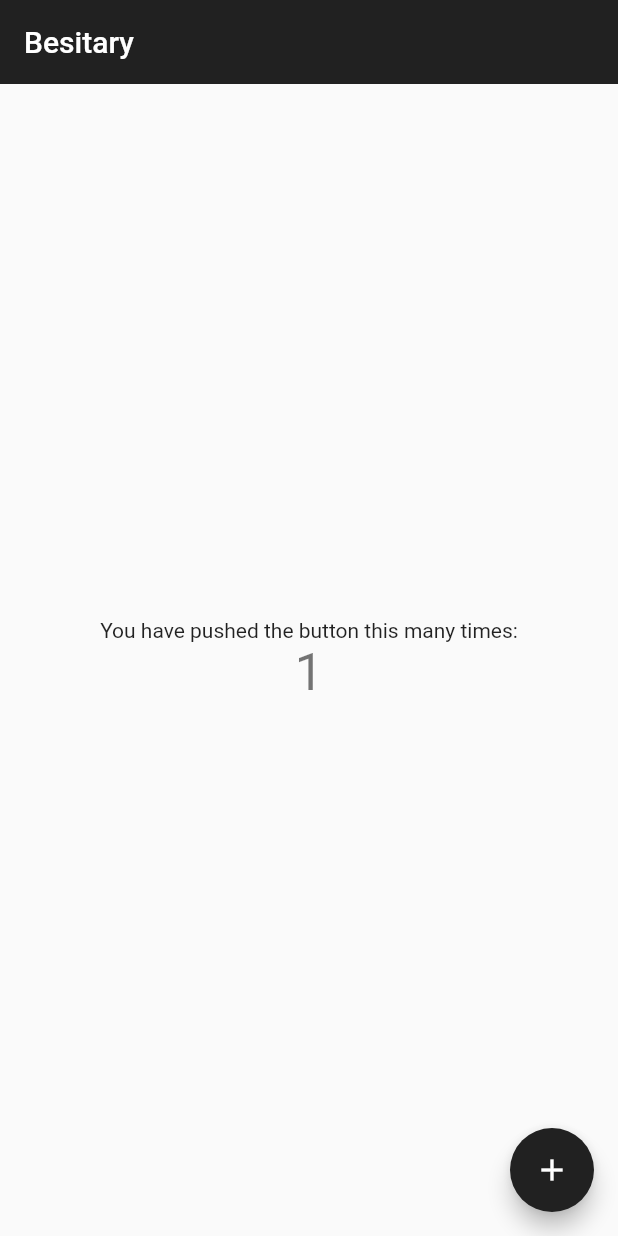
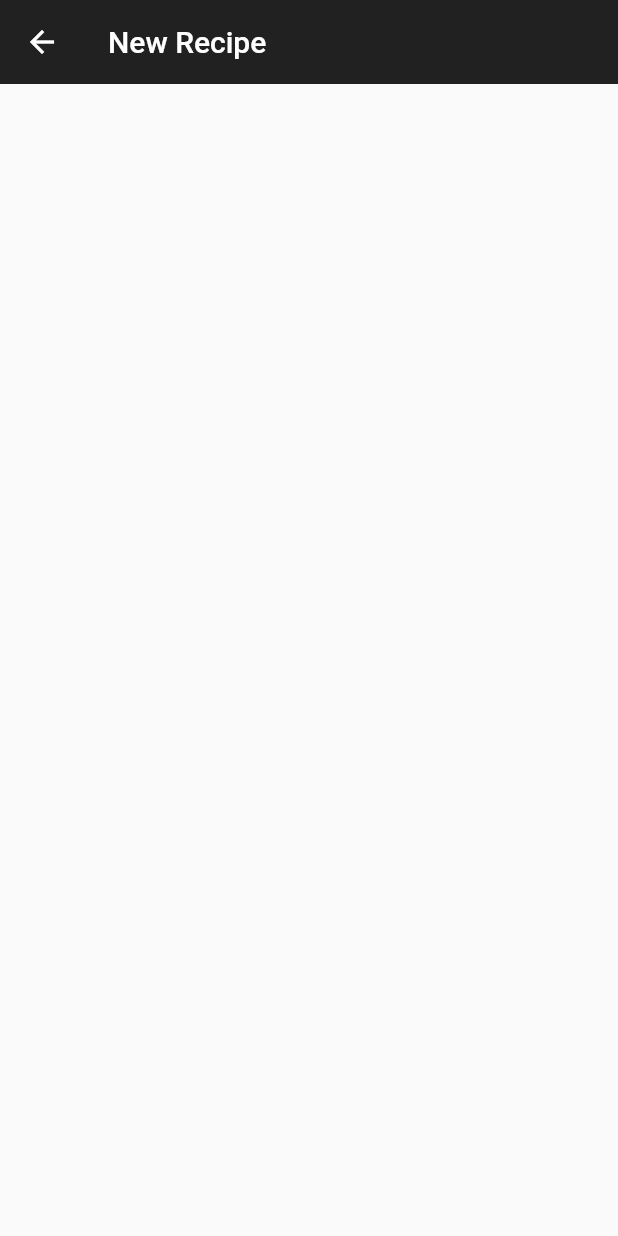
Before and after one commit to wesley38/besitary, a Flutter app: the screen it shows after launch, after a tap on the "add" icon, on a phone screen of 412 x 824 dp. Run offline on Flutter 3.47's test engine with Material 2 defaults, Android fonts, the phone set to English and light mode, and no system bars.

Commit message:
Created new recipe route

```diff
--- a/lib/main.dart
+++ b/lib/main.dart
@@ -1,3 +1,4 @@
+import 'package:besitary/new_recipe.dart';
 import 'package:flutter/material.dart';
 
 import 'colors.dart';
@@ -61,7 +62,7 @@ class MyHomePage extends StatefulWidget {
 
 class _MyHomePageState extends State<MyHomePage> {
   int _counter = 0;
-
+  /*
   void _incrementCounter() {
     setState(() {
       // This call to setState tells the Flutter framework that something has
@@ -72,7 +73,7 @@ class _MyHomePageState extends State<MyHomePage> {
       _counter++;
     });
   }
-
+  */
   @override
   Widget build(BuildContext context) {
     // This method is rerun every time setState is called, for instance as done
@@ -116,7 +117,10 @@ class _MyHomePageState extends State<MyHomePage> {
         ),
       ),
       floatingActionButton: FloatingActionButton(
-        onPressed: _incrementCounter,
+        onPressed: () {
+          Navigator.push(context,
+              MaterialPageRoute(builder: (context) => const NewRecipePage()));
+        },
         tooltip: 'Increment',
         backgroundColor: kprimary,
         child: const Icon(Icons.add),
--- /dev/null
+++ b/lib/new_recipe.dart
@@ -0,0 +1,21 @@
+import 'package:flutter/material.dart';
+
+import 'colors.dart';
+
+class NewRecipePage extends StatefulWidget {
+  const NewRecipePage({Key? key}) : super(key: key);
+
+  @override
+  State<NewRecipePage> createState() => _NewRecipePageState();
+}
+
+class _NewRecipePageState extends State<NewRecipePage> {
+  @override
+  Widget build(BuildContext context) {
+    return Scaffold(
+      appBar: AppBar(
+        title: Text("New Recipe"),
+      ),
+    );
+  }
+}
```
